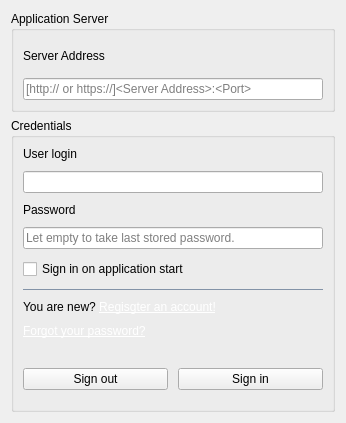
Before: the Qt Designer form src/app/gui/forms/widgetsettings.ui in botorabi/Meet4Eat-Desktop, drawn with Qt 5.
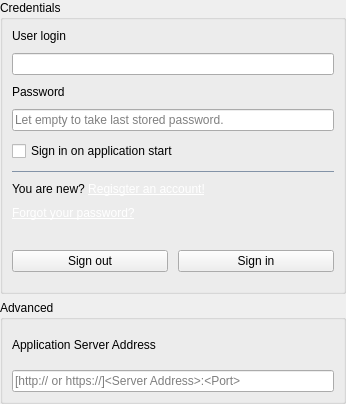
After: the same form once the commit is applied.

Diff of the .ui file:
```diff
--- a/src/app/gui/forms/widgetsettings.ui
+++ b/src/app/gui/forms/widgetsettings.ui
@@ -10,7 +10,7 @@
     <x>0</x>
     <y>0</y>
     <width>346</width>
-    <height>423</height>
+    <height>404</height>
    </rect>
   </property>
   <property name="minimumSize">
@@ -23,34 +23,20 @@
    <string>Settings</string>
   </property>
   <layout class="QVBoxLayout" name="verticalLayout_2">
+   <property name="leftMargin">
+    <number>0</number>
+   </property>
+   <property name="topMargin">
+    <number>0</number>
+   </property>
+   <property name="rightMargin">
+    <number>0</number>
+   </property>
+   <property name="bottomMargin">
+    <number>0</number>
+   </property>
    <item>
     <layout class="QVBoxLayout" name="verticalLayout">
-     <item>
-      <widget class="QGroupBox" name="groupBoxAppServer">
-       <property name="title">
-        <string>Application Server</string>
-       </property>
-       <layout class="QVBoxLayout" name="verticalLayout_3">
-        <item>
-         <widget class="QLabel" name="label">
-          <property name="text">
-           <string>Server Address</string>
-          </property>
-         </widget>
-        </item>
-        <item>
-         <widget class="QLineEdit" name="lineEditServer">
-          <property name="maxLength">
-           <number>255</number>
-          </property>
-          <property name="placeholderText">
-           <string>[http:// or https://]&lt;Server Address&gt;:&lt;Port&gt;</string>
-          </property>
-         </widget>
-        </item>
-       </layout>
-      </widget>
-     </item>
      <item>
       <widget class="QGroupBox" name="groupBoxLogin">
        <property name="title">
@@ -175,6 +161,61 @@
        </layout>
       </widget>
      </item>
+     <item>
+      <widget class="QGroupBox" name="groupBoxAdvanced">
+       <property name="title">
+        <string>Advanced</string>
+       </property>
+       <layout class="QVBoxLayout" name="verticalLayout_3">
+        <item>
+         <widget class="QGroupBox" name="groupBoxServer">
+          <property name="styleSheet">
+           <string notr="true">QGroupBox {
+  border: 0;
+}</string>
+          </property>
+          <property name="title">
+           <string/>
+          </property>
+          <layout class="QVBoxLayout" name="verticalLayout_5">
+           <property name="spacing">
+            <number>10</number>
+           </property>
+           <property name="leftMargin">
+            <number>0</number>
+           </property>
+           <property name="topMargin">
+            <number>0</number>
+           </property>
+           <property name="rightMargin">
+            <number>0</number>
+           </property>
+           <property name="bottomMargin">
+            <number>0</number>
+           </property>
+           <item>
+            <widget class="QLabel" name="label">
+             <property name="text">
+              <string>Application Server Address</string>
+             </property>
+            </widget>
+           </item>
+           <item>
+            <widget class="QLineEdit" name="lineEditServer">
+             <property name="maxLength">
+              <number>255</number>
+             </property>
+             <property name="placeholderText">
+              <string>[http:// or https://]&lt;Server Address&gt;:&lt;Port&gt;</string>
+             </property>
+            </widget>
+           </item>
+          </layout>
+         </widget>
+        </item>
+       </layout>
+      </widget>
+     </item>
     </layout>
    </item>
   </layout>
```
